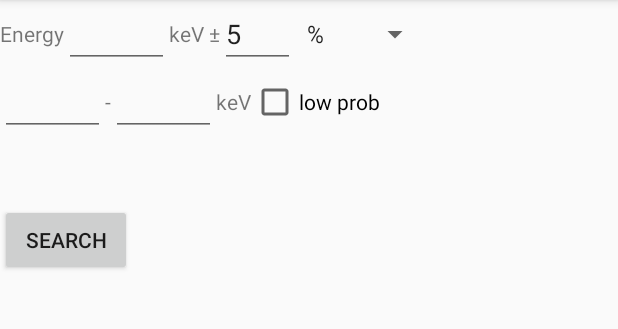
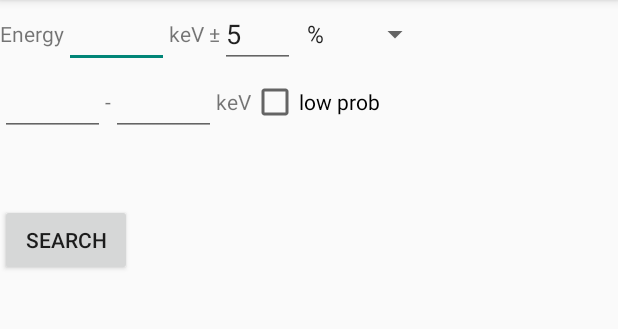
Before and after one commit to sickel/nuclib, an Android app: the screen it shows after launch (MainActivity), after a tap on "SEARCH", on a phone screen of 412 x 824 dp, the part 84-413 px from its top. Run offline under Robolectric (Android 15) with nearby library versions, the phone set to English and light mode, and no system bars; 2 statements that could not run were skipped.

Commit message:
cleaned up handling of button

```diff
--- a/app/src/main/java/com/mortensickel/nuclidelib/MainActivity.java
+++ b/app/src/main/java/com/mortensickel/nuclidelib/MainActivity.java
@@ -106,7 +106,7 @@ public class MainActivity extends Activity
     public void onClickSearch(View v)
     {
 		//Button myBtn = (Button)findViewById(R.id.btSearch);
-		v.requestFocus();
+		//v.requestFocus();
 		float min = retnr(R.id.etFrom);
 		float max = retnr(R.id.etTo);
 		boolean lowprob=((CheckBox)findViewById(R.id.cbLowProb)).isChecked();
--- a/app/src/main/res/layout/main.xml
+++ b/app/src/main/res/layout/main.xml
@@ -120,8 +120,7 @@
 			android:layout_width="wrap_content"
 			android:onClick="onClickSearch"
 			android:text="Search"
-			android:focusable="true"
-			android:focusableInTouchMode="true"/>
+			/>
 
 	</LinearLayout>
 
```
